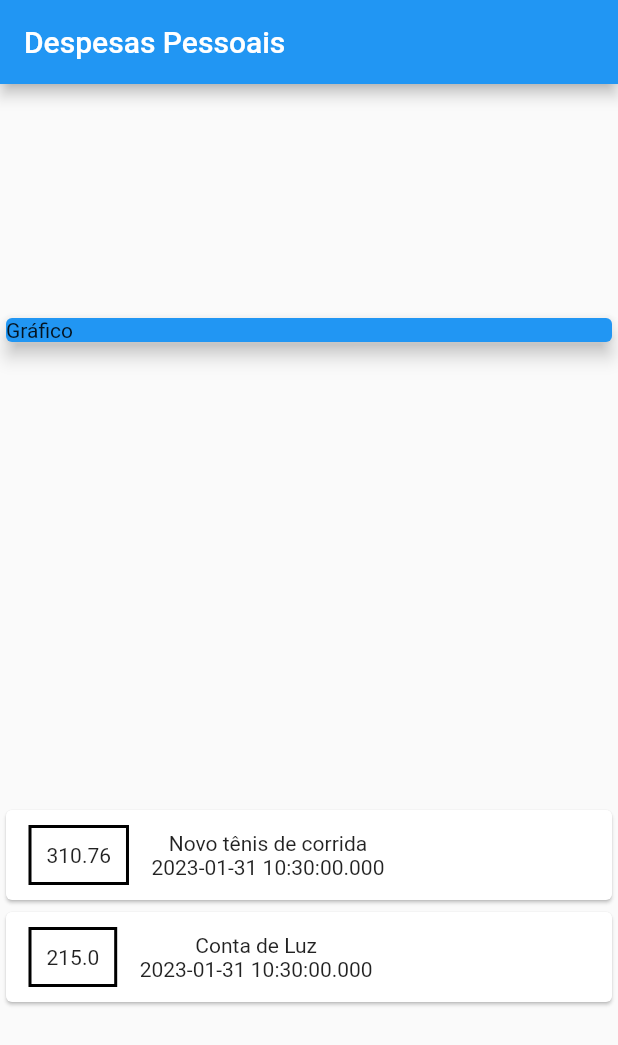
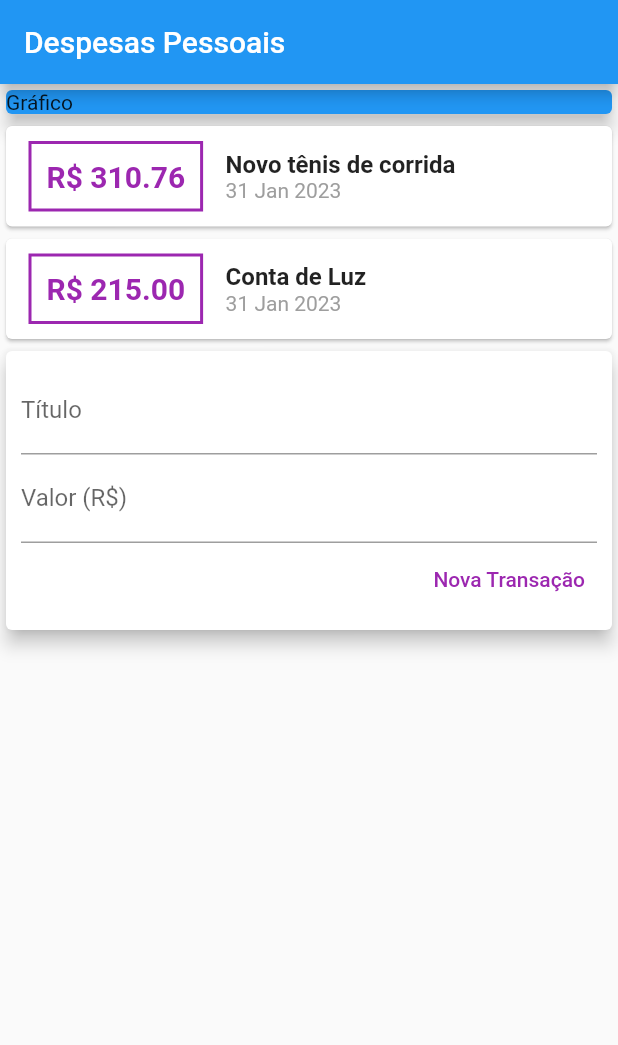
Before and after one commit to brunomarcosluz/app-personal-expenses, a Flutter app: the screen it shows after launch, on a phone screen of 412 x 824 dp. Shown: the top 1045 px of the screen. Run offline on Flutter 3.47's test engine with Material 2 defaults, Android fonts, the phone set to English and light mode, and no system bars.

Commit message:
Refatorando código implementando componentização

```diff
--- /dev/null
+++ b/personal_expenses/lib/components/transaction_form.dart
@@ -0,0 +1,56 @@
+import 'package:flutter/src/widgets/container.dart';
+import 'package:flutter/src/widgets/framework.dart';
+import 'package:flutter/material.dart';
+
+class TransactionForm extends StatelessWidget {
+
+  final titleController = TextEditingController();
+  final valueController = TextEditingController();
+
+  final void Function(String, double) onSubmit;
+
+  TransactionForm(this.onSubmit);
+
+  @override
+  Widget build(BuildContext context) {
+    return Card(
+      elevation: 5,
+      child: Padding(
+        padding: const EdgeInsets.all(10),
+        child: Column(
+          children: <Widget>[
+            TextField(
+              controller: titleController,
+              decoration: InputDecoration(
+                labelText: 'Título',
+              ),
+            ),
+            TextField(
+              controller: valueController,
+              decoration: InputDecoration(
+                labelText: 'Valor (R\$)',
+              ),
+            ),
+            Row(
+              mainAxisAlignment: MainAxisAlignment.end,
+              children: [
+                TextButton(
+                  style: ButtonStyle(
+                    foregroundColor:
+                        MaterialStateProperty.all<Color>(Colors.purple),
+                  ),
+                  child: Text('Nova Transação'),
+                  onPressed: () {
+                    final title = titleController.text;
+                    final value = double.tryParse(valueController.text) ?? 0.0;
+                    onSubmit(title, value);
+                  },
+                ),
+              ],
+            ),
+          ],
+        ),
+      ),
+    );
+  }
+}
--- /dev/null
+++ b/personal_expenses/lib/components/transaction_list.dart
@@ -0,0 +1,65 @@
+import 'package:flutter/src/widgets/container.dart';
+import 'package:flutter/src/widgets/framework.dart';
+import 'package:intl/intl.dart';
+import 'package:flutter/material.dart';
+import '../models/transaction.dart';
+
+class TransactionList extends StatelessWidget {
+
+  final List<Transaction> transactions;
+
+  TransactionList(this.transactions);
+
+  @override
+  Widget build(BuildContext context) {
+    return  Column(
+      children: transactions.map((tr){
+        return Card(
+          child: Row(
+            children: <Widget>[
+              Container(
+                margin: EdgeInsets.symmetric(
+                  horizontal: 15,
+                  vertical: 10
+                ),
+                decoration: BoxDecoration(
+                  border: Border.all(
+                  color: Colors.purple,
+                  width: 2,
+                  ),
+                    ),
+                  padding: EdgeInsets.all(10),
+                  child: Text(
+                     'R\$ ${tr.value.toStringAsFixed(2)}',
+                      style: TextStyle(
+                      fontWeight: FontWeight.bold,
+                      fontSize: 20,
+                       color: Colors.purple,
+                      ),
+                    ),
+                  ),
+                  Column(
+                    crossAxisAlignment: CrossAxisAlignment.start,
+                    children: <Widget>[
+                      Text(
+                        tr.title,
+                          style: TextStyle(
+                          fontWeight: FontWeight.bold,
+                          fontSize: 16,
+                   ),
+                  ),
+                  Text(
+                    DateFormat('d MMM y').format(tr.date),
+                    style: TextStyle(
+                    color: Colors.grey,
+                  ),
+                ),
+               ],
+              )
+            ],
+          ),
+        );
+      }).toList(),
+    );
+  }
+}
--- /dev/null
+++ b/personal_expenses/lib/components/transaction_user.dart
@@ -0,0 +1,56 @@
+import 'dart:math';
+
+import 'package:flutter/src/widgets/container.dart';
+import 'package:flutter/src/widgets/framework.dart';
+import 'package:flutter/material.dart';
+import 'package:personal_expenses/components/transaction_form.dart';
+import 'package:personal_expenses/components/transaction_list.dart';
+import 'package:personal_expenses/models/transaction.dart';
+
+class TransactionUser extends StatefulWidget {
+  const TransactionUser({super.key});
+
+  @override
+  State<TransactionUser> createState() => _TransactionUserState();
+}
+
+class _TransactionUserState extends State<TransactionUser> {
+
+  final _transactions = [
+    Transaction(
+      id: 't1',
+      title: 'Novo tênis de corrida',
+      value: 310.76,
+      date: DateTime.now(),
+    ),
+    Transaction(
+      id: 't2',
+      title: 'Conta de Luz',
+      value: 215,
+      date: DateTime.now(),
+    ),
+  ];
+
+  _addTransaction(String title, double value) {
+    final newTransaction = Transaction(
+      id: Random().nextDouble().toString(),
+      title: title,
+      value: value,
+      date: DateTime.now(),
+    );
+
+    setState(() {
+      _transactions.add(newTransaction);
+    });
+  }
+
+  @override
+  Widget build(BuildContext context) {
+    return Column(
+      children: [
+        TransactionList(_transactions),
+        TransactionForm(_addTransaction),
+      ],
+    );
+  }
+}
--- a/personal_expenses/lib/main.dart
+++ b/personal_expenses/lib/main.dart
@@ -1,5 +1,6 @@
 import 'package:flutter/material.dart';
-import 'package:personal_expenses/models/transaction.dart';
+import 'package:personal_expenses/components/transaction_user.dart';
+
 
 void main() => runApp(ExpensesApp());
 
@@ -9,27 +10,12 @@ class ExpensesApp extends StatelessWidget {
   @override
   Widget build(BuildContext context) {
     return MaterialApp(
-      home: MyHomePage()
+      home: MyHomePage(),
     );
   }
 }
 
 class MyHomePage extends StatelessWidget {
-
-  final _transactions = [
-    Transaction(
-      id: 't1',
-      title: 'Novo tênis de corrida',
-      value: 310.76,
-      date: DateTime.now(),
-    ),
-    Transaction(
-      id: 't2',
-      title: 'Conta de Luz',
-      value: 215,
-      date: DateTime.now(),
-    ),
-  ];
 
   @override
   Widget build(BuildContext context) {
@@ -38,7 +24,6 @@ class MyHomePage extends StatelessWidget {
         title: Text('Despesas Pessoais'),
       ),
       body: Column(
-        mainAxisAlignment: MainAxisAlignment.spaceAround,
         crossAxisAlignment: CrossAxisAlignment.stretch,
         children: <Widget>[
           Container(
@@ -48,38 +33,7 @@ class MyHomePage extends StatelessWidget {
               elevation: 5,
             ),
           ),
-          Column(
-            children: _transactions.map((tr){
-              return Card(
-                child: Row(
-                  children: <Widget>[
-                    Container(
-                      margin: EdgeInsets.symmetric(
-                        horizontal: 15,
-                        vertical: 10
-                      ),
-                      decoration: BoxDecoration(
-                        border: Border.all(
-                          color: Colors.black,
-                          width: 2,
-                        ),
-                      ),
-                      padding: EdgeInsets.all(10),
-                      child: Text(
-                        tr.value.toString()
-                      ),
-                    ),
-                    Column(
-                      children: <Widget>[
-                        Text(tr.title),
-                        Text(tr.date.toString()),
-                      ],
-                    )
-                  ],
-                ),
-              );
-            }).toList(),
-          )
+          TransactionUser(),
         ],
       )
     );
--- a/personal_expenses/pubspec.yaml
+++ b/personal_expenses/pubspec.yaml
@@ -31,6 +31,7 @@ environment:
 dependencies:
   flutter:
     sdk: flutter
+  intl: ^0.18.0
 
 
   # The following adds the Cupertino Icons font to your application.
```
Also changed, not shown: personal_expenses/pubspec.lock.
